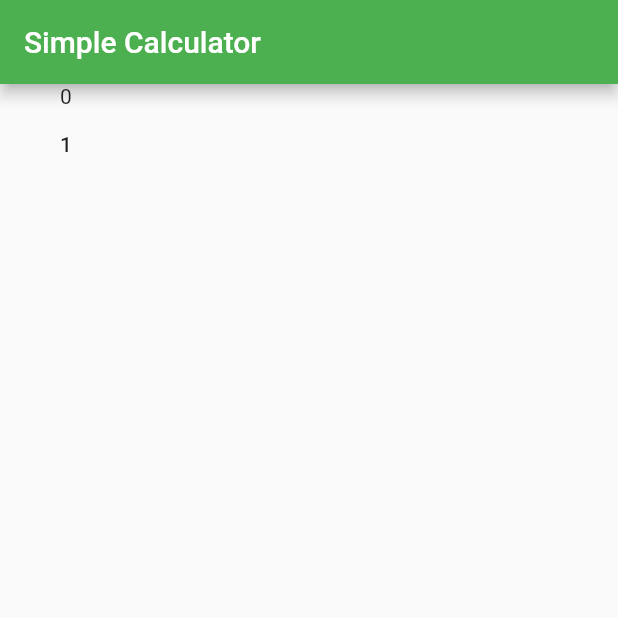
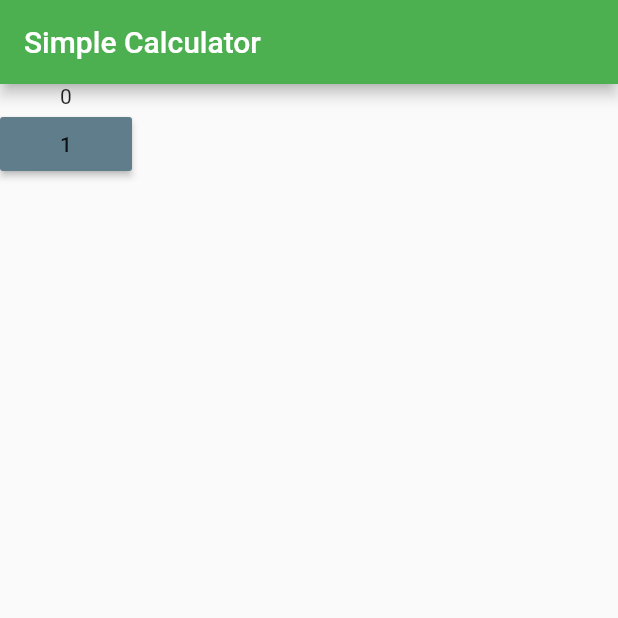
Before and after one commit to VBT-Intership/ErtugrulOzvardar-FlutterCalculator, a Flutter app: the screen it shows after launch, on a phone screen of 412 x 824 dp, the top half of it. Run offline on Flutter 3.47's test engine with Material 2 defaults, Android fonts, the phone set to English and light mode, and no system bars.

Commit message:
Butonlarda istenilen renk ayarlandi.

```diff
--- a/simple_calculator/lib/main.dart
+++ b/simple_calculator/lib/main.dart
@@ -42,6 +42,7 @@ class _MyHomePageState extends State<MyHomePage> {
             MaterialButton(
               child: Text("1"),
               onPressed: () => {},
+              color: Colors.blueGrey,
             )
         ],)
       )
```
